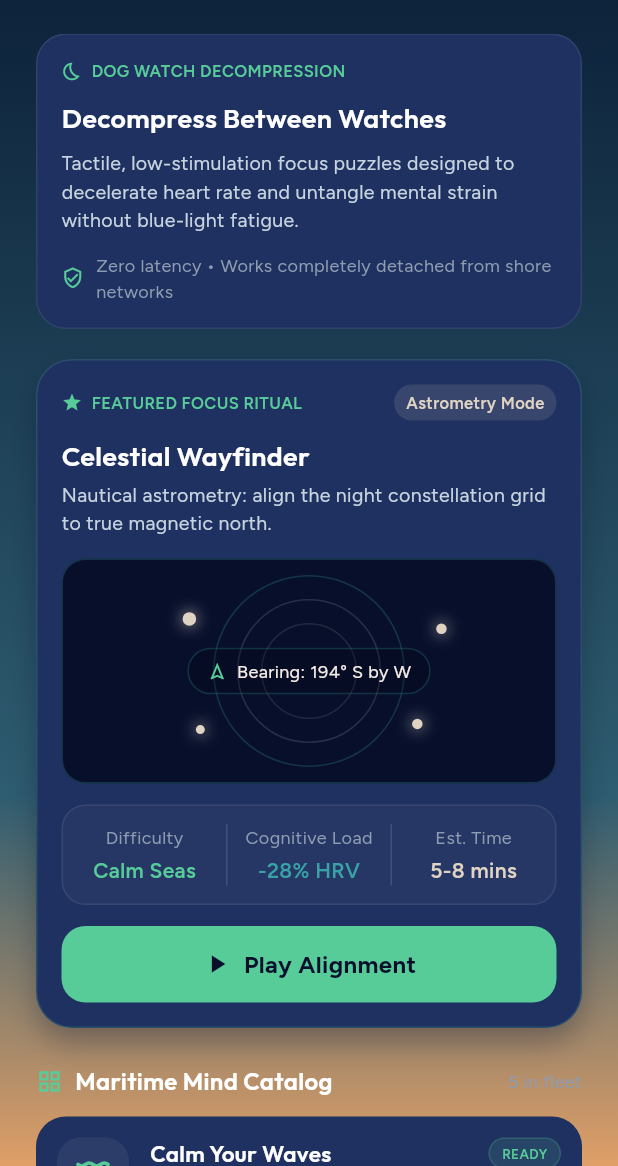
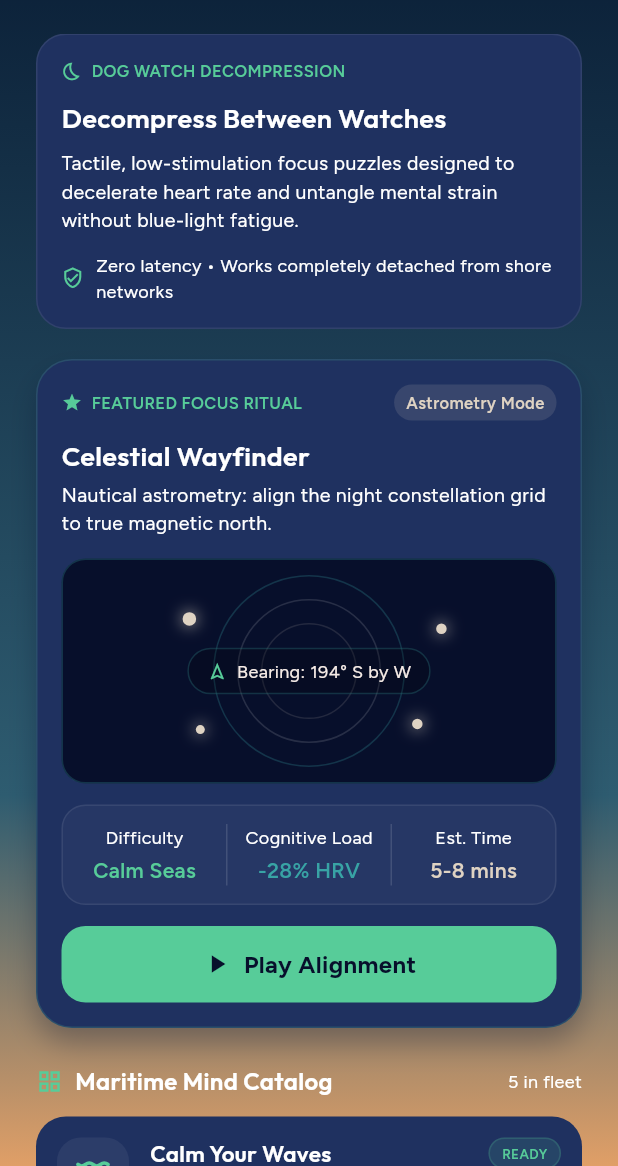
Before and after one commit to deeptech86/wavemind, a Flutter app: the screen it shows after launch, after a tap on "Embark", after a tap on "See All", on a phone screen of 412 x 824 dp, the part 70-1236 px from its top. Run offline on Flutter 3.47's test engine with Material 3 defaults, Android fonts, the phone set to English and light mode, and no system bars; our stand-ins replace flutter_svg, google_fonts, just_audio, sensors_plus, sqflite; missing offline and left inert: health; accounts and stored records are empty; network calls fail.

Commit message:
Make body/content text white across the app
Change the five non-white content TextStyles (body, bodyMedium,
bodyRegular, bodySmall, caption) in app_typography.dart to
AppColors.white, and flip 17 per-instance .copyWith(color:) overrides
that render genuine descriptive/paragraph body copy to white.

Scope is limited to body/paragraph content text. Headers, titles, card
headings, button labels, badges/pills, numeric/stat values, timers, nav
labels, name tags, prompts, wordmark/tagline, metadata readouts,
hints/placeholders, and dynamic status lines are intentionally left at
their existing colors. Only TextStyle.color changed; icon, SVG tint,
background, border, gradient, and painter colors untouched.

Co-Authored-By: Claude Sonnet 5 <noreply@anthropic.com>
Claude-Session: https://claude.ai/code/session_01WtZ3TyZJhSZst9XrSpo7bY

```diff
--- a/lib/screens/anonymous_chat_screen.dart
+++ b/lib/screens/anonymous_chat_screen.dart
@@ -111,7 +111,7 @@ class _Header extends StatelessWidget {
           Text(
             'Private frequency for passing sailors',
             textAlign: TextAlign.center,
-            style: AppTextStyles.bodyMedium.copyWith(color: AppColors.bodyMist),
+            style: AppTextStyles.bodyMedium.copyWith(color: AppColors.white),
           ),
         ],
       ),
@@ -140,7 +140,7 @@ class _SafetyCard extends StatelessWidget {
               'Safe Harbor Chat — Your identity stays private. Keep '
               'conversations supportive.',
               style: AppTextStyles.caption.copyWith(
-                color: AppColors.bodyMist,
+                color: AppColors.white,
                 height: 1.4,
               ),
             ),
--- a/lib/screens/cabin_dominoes_screen.dart
+++ b/lib/screens/cabin_dominoes_screen.dart
@@ -162,7 +162,7 @@ class _PassPlayNotice extends StatelessWidget {
             child: Text(
               'Pass-and-play on one device — hand it to your crewmate each '
               'turn. No internet, no mesh needed.',
-              style: AppTextStyles.caption.copyWith(color: AppColors.cream),
+              style: AppTextStyles.caption.copyWith(color: AppColors.white),
             ),
           ),
         ],
--- a/lib/screens/haven_screen.dart
+++ b/lib/screens/haven_screen.dart
@@ -460,7 +460,7 @@ class _TidalBreathHero extends StatelessWidget {
           Text(
             'Ride the rhythmic ocean swell to down-regulate your vagus nerve.',
             textAlign: TextAlign.center,
-            style: AppTextStyles.bodySmall.copyWith(color: AppColors.tealTint),
+            style: AppTextStyles.bodySmall.copyWith(color: AppColors.white),
           ),
           const SizedBox(height: 16),
           _MiniOrb(),
--- a/lib/screens/journal_entry_screen.dart
+++ b/lib/screens/journal_entry_screen.dart
@@ -218,7 +218,7 @@ class _MoodLauncher extends StatelessWidget {
                     Text(
                       'Record how the sea within you feels today',
                       style: AppTextStyles.caption.copyWith(
-                        color: AppColors.tealTint,
+                        color: AppColors.white,
                       ),
                     ),
                   ],
--- a/lib/screens/knot_master_screen.dart
+++ b/lib/screens/knot_master_screen.dart
@@ -185,7 +185,7 @@ class _KnotIntro extends StatelessWidget {
             'Run the rope through every loop — in any order you like — then '
             'close it back onto the anchor. Keep the line clean: if a new pass '
             'crosses one already run, the knot fouls and you lay a fresh one.',
-            style: AppTextStyles.bodySmall.copyWith(color: AppColors.bodyMist),
+            style: AppTextStyles.bodySmall.copyWith(color: AppColors.white),
           ),
         ],
       ),
@@ -612,7 +612,7 @@ class _KnotSecuredBanner extends StatelessWidget {
                   'A clean, non-crossing loop through every point. '
                   'Cast off and tie another.',
                   style:
-                      AppTextStyles.caption.copyWith(color: AppColors.cream),
+                      AppTextStyles.caption.copyWith(color: AppColors.white),
                 ),
               ],
             ),
@@ -653,7 +653,7 @@ class _KnotFouledBanner extends StatelessWidget {
                   'That pass crossed a line already run. Shake it out and '
                   'try a fresh lay.',
                   style:
-                      AppTextStyles.caption.copyWith(color: AppColors.cream),
+                      AppTextStyles.caption.copyWith(color: AppColors.white),
                 ),
               ],
             ),
--- a/lib/screens/mindful_game_screen.dart
+++ b/lib/screens/mindful_game_screen.dart
@@ -81,7 +81,7 @@ class _Header extends StatelessWidget {
         Text(
           'Soothing ocean pairs to quiet the mind',
           textAlign: TextAlign.center,
-          style: AppTextStyles.bodyMedium.copyWith(color: AppColors.bodyMist),
+          style: AppTextStyles.bodyMedium.copyWith(color: AppColors.white),
         ),
       ],
     );
--- a/lib/screens/off_watch_games_screen.dart
+++ b/lib/screens/off_watch_games_screen.dart
@@ -320,7 +320,7 @@ class _IntroCard extends StatelessWidget {
           Text(
             'Tactile, low-stimulation focus puzzles designed to decelerate '
             'heart rate and untangle mental strain without blue-light fatigue.',
-            style: AppTextStyles.bodySmall.copyWith(color: AppColors.bodyMist),
+            style: AppTextStyles.bodySmall.copyWith(color: AppColors.white),
           ),
           const SizedBox(height: 12),
           Row(
@@ -411,7 +411,7 @@ class _FeaturedRitual extends StatelessWidget {
           Text(
             'Nautical astrometry: align the night constellation grid to true '
             'magnetic north.',
-            style: AppTextStyles.bodySmall.copyWith(color: AppColors.bodyMist),
+            style: AppTextStyles.bodySmall.copyWith(color: AppColors.white),
           ),
           const SizedBox(height: 14),
           const _ConstellationArena(),
@@ -715,7 +715,7 @@ class _CatalogTile extends StatelessWidget {
                     Text(
                       description,
                       style: AppTextStyles.bodySmall.copyWith(
-                        color: AppColors.bodyMist,
+                        color: AppColors.white,
                         height: 1.35,
                       ),
                     ),
@@ -805,7 +805,7 @@ class _NightVisionNotice extends StatelessWidget {
                 Text(
                   'Colors and lumens are calibrated to protect night vision '
                   'before the midnight watch handover.',
-                  style: AppTextStyles.caption.copyWith(color: AppColors.cream),
+                  style: AppTextStyles.caption.copyWith(color: AppColors.white),
                 ),
               ],
             ),
--- a/lib/screens/sextant_horizon_screen.dart
+++ b/lib/screens/sextant_horizon_screen.dart
@@ -212,7 +212,7 @@ class _SextantIntro extends StatelessWidget {
           Text(
             'Tilt the deck gently to float the spirit bubble back to centre. '
             'Hold it steady on the horizon to let the calm meter fill.',
-            style: AppTextStyles.bodySmall.copyWith(color: AppColors.bodyMist),
+            style: AppTextStyles.bodySmall.copyWith(color: AppColors.white),
           ),
         ],
       ),
@@ -421,7 +421,7 @@ class _BalanceAchieved extends StatelessWidget {
                 Text(
                   'Steady inner ear, steady mind. Reset to settle again.',
                   style:
-                      AppTextStyles.caption.copyWith(color: AppColors.cream),
+                      AppTextStyles.caption.copyWith(color: AppColors.white),
                 ),
               ],
             ),
@@ -464,7 +464,7 @@ class _SensorFallback extends StatelessWidget {
                   'cannot run here. Try on a physical phone with a motion '
                   'sensor.',
                   style:
-                      AppTextStyles.caption.copyWith(color: AppColors.cream),
+                      AppTextStyles.caption.copyWith(color: AppColors.white),
                 ),
               ],
             ),
--- a/lib/screens/story_playback_screen.dart
+++ b/lib/screens/story_playback_screen.dart
@@ -1280,7 +1280,7 @@ class _ChapterCard extends StatelessWidget {
               Text(
                 story.excerpt[i],
                 style: AppTextStyles.body.copyWith(
-                  color: i == 0 ? AppColors.cream : AppColors.bodyMist,
+                  color: AppColors.white,
                   fontStyle: i == 0 ? FontStyle.italic : FontStyle.normal,
                 ),
               ),
--- a/lib/theme/app_typography.dart
+++ b/lib/theme/app_typography.dart
@@ -120,21 +120,21 @@ abstract final class AppTextStyles {
     fontSize: 15,
     fontWeight: FontWeight.w400,
     height: 1.5,
-    color: AppColors.bodyMist,
+    color: AppColors.white,
   );
 
   /// Greeting / medium body — Figtree Regular 14.
   static TextStyle bodyMedium = GoogleFonts.figtree(
     fontSize: 14,
     fontWeight: FontWeight.w400,
-    color: AppColors.muted,
+    color: AppColors.white,
   );
 
   /// Slightly larger body copy — Figtree Regular 16.
   static TextStyle bodyRegular = GoogleFonts.figtree(
     fontSize: 16,
     fontWeight: FontWeight.w400,
-    color: AppColors.cream,
+    color: AppColors.white,
   );
 
   /// Emphasised 14px label, e.g. list-item title — Figtree SemiBold 14.
@@ -162,14 +162,14 @@ abstract final class AppTextStyles {
   static TextStyle bodySmall = GoogleFonts.figtree(
     fontSize: 13,
     fontWeight: FontWeight.w400,
-    color: AppColors.muted,
+    color: AppColors.white,
   );
 
   /// Caption / subtitle — Figtree Regular 12.
   static TextStyle caption = GoogleFonts.figtree(
     fontSize: 12,
     fontWeight: FontWeight.w400,
-    color: AppColors.muted,
+    color: AppColors.white,
   );
 
   /// Emphasised inline label, e.g. "Day 42 at Sea" — Figtree Bold 15.
```
